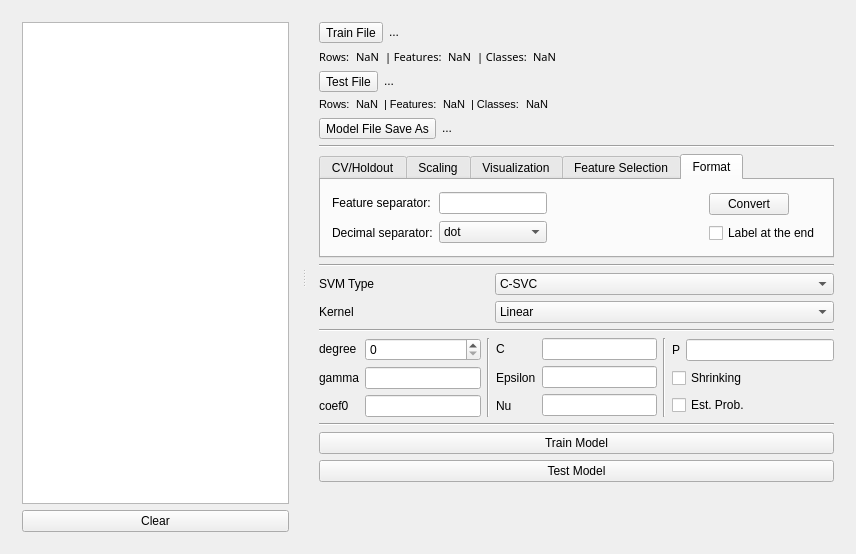
Qt form svm-app/mainwindow.ui (boidachenkop/dw) before a commit.
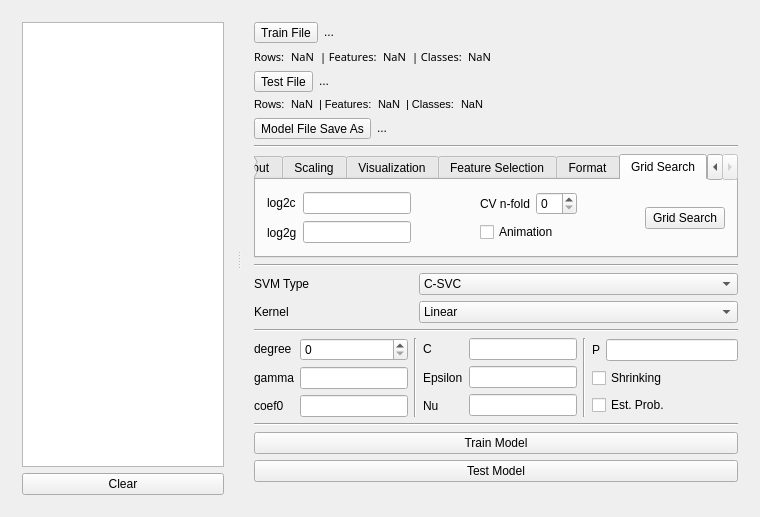
The same form after that commit.

Commit message: Add grid.py and svm-train.c to project

Diff of the .ui file:
```diff
--- a/svm-app/mainwindow.ui
+++ b/svm-app/mainwindow.ui
@@ -6,8 +6,8 @@
    <rect>
     <x>0</x>
     <y>0</y>
-    <width>856</width>
-    <height>554</height>
+    <width>760</width>
+    <height>501</height>
    </rect>
   </property>
   <property name="sizePolicy">
@@ -32,7 +32,7 @@
    <set>QMainWindow::AllowTabbedDocks|QMainWindow::AnimatedDocks</set>
   </property>
   <widget class="QWidget" name="centralWidget">
-   <layout class="QHBoxLayout" name="horizontalLayout_7">
+   <layout class="QHBoxLayout" name="horizontalLayout_10">
     <item>
      <widget class="QSplitter" name="splitter">
       <property name="sizePolicy">
@@ -507,7 +507,7 @@
            </sizepolicy>
           </property>
           <property name="currentIndex">
-           <number>4</number>
+           <number>5</number>
           </property>
           <widget class="QWidget" name="crossValidation_tab">
            <attribute name="title">
@@ -1133,6 +1133,103 @@
             </item>
            </layout>
           </widget>
+          <widget class="QWidget" name="tab">
+           <attribute name="title">
+            <string>Grid Search</string>
+           </attribute>
+           <layout class="QHBoxLayout" name="horizontalLayout_9">
+            <item>
+             <layout class="QHBoxLayout" name="horizontalLayout_7">
+              <item>
+               <layout class="QVBoxLayout" name="grid_log2_labels_verticalLayout">
+                <item>
+                 <widget class="QLabel" name="grid_log2c_label">
+                  <property name="text">
+                   <string>log2c</string>
+                  </property>
+                 </widget>
+                </item>
+                <item>
+                 <widget class="QLabel" name="grid_log2g_label">
+                  <property name="text">
+                   <string>log2g</string>
+                  </property>
+                 </widget>
+                </item>
+               </layout>
+              </item>
+              <item>
+               <layout class="QVBoxLayout" name="grid_log2_lineEdits_verticalLayout">
+                <item>
+                 <widget class="QLineEdit" name="grid_log2c_lineEdit"/>
+                </item>
+                <item>
+                 <widget class="QLineEdit" name="grid_log2g_lineEdit"/>
+                </item>
+               </layout>
+              </item>
+             </layout>
+            </item>
+            <item>
+             <spacer name="grid_horizontalSpacer">
+              <property name="orientation">
+               <enum>Qt::Horizontal</enum>
+              </property>
+              <property name="sizeHint" stdset="0">
+               <size>
+                <width>40</width>
+                <height>20</height>
+               </size>
+              </property>
+             </spacer>
+            </item>
+            <item>
+             <layout class="QVBoxLayout" name="grid_cv_anim_verticalLayout">
+              <item>
+               <layout class="QHBoxLayout" name="grid_cv_horizontalLayout">
+                <item>
+                 <widget class="QLabel" name="gird_cv_label">
+                  <property name="text">
+                   <string>CV n-fold</string>
+                  </property>
+                 </widget>
+                </item>
+                <item>
+                 <widget class="QSpinBox" name="grid_cv_spinBox"/>
+                </item>
+               </layout>
+              </item>
+              <item>
+               <widget class="QCheckBox" name="grid_anim_checkBox">
+                <property name="text">
+                 <string>Animation</string>
+                </property>
+               </widget>
+              </item>
+             </layout>
+            </item>
+            <item>
+             <spacer name="grid_horizontalSpacer_2">
+              <property name="orientation">
+               <enum>Qt::Horizontal</enum>
+              </property>
+              <property name="sizeHint" stdset="0">
+               <size>
+                <width>40</width>
+                <height>20</height>
+               </size>
+              </property>
+             </spacer>
+            </item>
+            <item>
+             <widget class="QPushButton" name="grid_pushButton">
+              <property name="text">
+               <string>Grid Search</string>
+              </property>
+             </widget>
+            </item>
+           </layout>
+          </widget>
          </widget>
         </item>
         <item>
```
Left out of the diff: 6 changed lines with no effect on the pictures. The commit also changes 11 other files.
